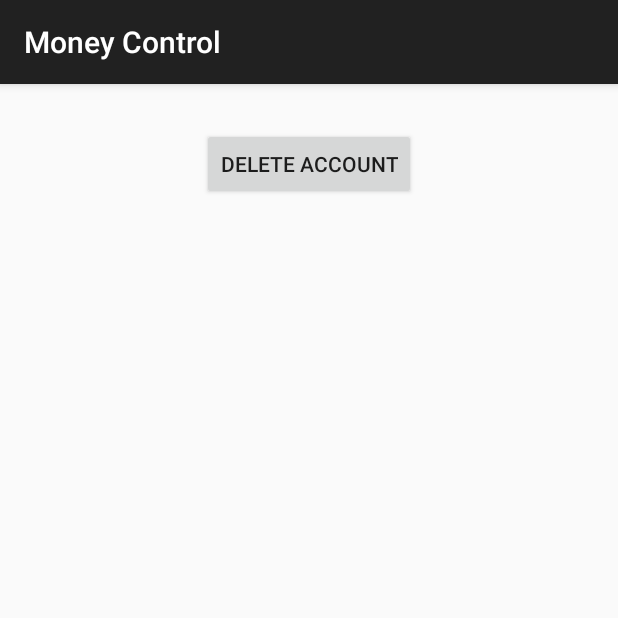
After one commit to WilliamAvila/Money-Control, an Android app: the AccountInfoActivity screen opened directly, with no data from a screen before it, on a phone screen of 412 x 824 dp, the top half of it. The commit adds this screen. Run offline under Robolectric (Android 15) with nearby library versions, the phone set to English and light mode, and no system bars.

Commit message:
Showing Account Info

```diff
--- a/app/src/main/AndroidManifest.xml
+++ b/app/src/main/AndroidManifest.xml
@@ -30,6 +30,7 @@
         <activity android:name=".IngresosPorCategoria"></activity>
         <activity android:name=".IngresosPorDia"></activity>
         <activity android:name=".IngresosPorMes"></activity>
+        <activity android:name=".AccountInfoActivity"></activity>
     </application>
 
 </manifest>
--- /dev/null
+++ b/app/src/main/java/com/example/william/moneycontrol/AccountInfoActivity.java
@@ -0,0 +1,32 @@
+package com.example.william.moneycontrol;
+
+
+import android.content.Intent;
+import android.os.Bundle;
+import android.support.v7.app.ActionBar;
+import android.support.v7.app.ActionBarActivity;
+import android.widget.TextView;
+
+/**
+ * Created by william on 2/25/15.
+ */
+public class AccountInfoActivity extends ActionBarActivity {
+
+
+        ActionBar actionBar;
+
+        public void onCreate(Bundle savedInstanceState){
+            super.onCreate(savedInstanceState);
+            setContentView(R.layout.account_info);
+
+            Intent i = getIntent();
+            // Receiving the Data
+            String name = i.getStringExtra("Id");
+
+            TextView tv = (TextView)findViewById(R.id.txtViewIdCuenta);
+            tv.setText(name);
+        }
+
+
+
+}
--- a/app/src/main/java/com/example/william/moneycontrol/CuentasFragment.java
+++ b/app/src/main/java/com/example/william/moneycontrol/CuentasFragment.java
@@ -5,12 +5,14 @@ import android.content.Intent;
 import android.database.Cursor;
 import android.database.sqlite.SQLiteDatabase;
 import android.os.Bundle;
+import android.util.Log;
 import android.view.LayoutInflater;
 import android.view.View;
 import android.view.ViewGroup;
 import android.widget.AdapterView;
 import android.widget.ImageButton;
 import android.widget.ListView;
+import android.widget.TextView;
 
 import java.util.ArrayList;
 
@@ -41,7 +43,7 @@ public class CuentasFragment extends Fragment {
         });
 
         ArrayList<AccountItem> cuentas = GetlistAccounts();
-        ListView lv = (ListView)rootView.findViewById(R.id.listViewLpsAccounts);
+        final ListView lv = (ListView)rootView.findViewById(R.id.listViewLpsAccounts);
 
         lv.setAdapter(new ListViewAccountAdapter(getActivity().getApplicationContext(), cuentas));
 
@@ -49,12 +51,20 @@ public class CuentasFragment extends Fragment {
             @Override
             public void onItemClick(AdapterView<?> parent, View view, int position,
                                     long id) {
-                Intent nextScreen = new Intent(getActivity().getApplicationContext(), CreateAccountActivity.class);
+                Intent nextScreen = new Intent(getActivity().getApplicationContext(), AccountInfoActivity.class);
+                Log.e("hello", parent.getAdapter().getItem(position).toString());
+
+                registerForContextMenu(lv);
+                lv.showContextMenu();
+
+                TextView tv = (TextView) view.findViewById(R.id.txtViewNumeroCuenta);
+                nextScreen.putExtra("Id",tv.getText().toString());
+                startActivity(nextScreen);
+            }
+
+        });
 
 
-                startActivity(nextScreen);
-            }
-        });
 
         return rootView;
 
--- /dev/null
+++ b/app/src/main/res/layout/account_info.xml
@@ -0,0 +1,20 @@
+<?xml version="1.0" encoding="utf-8"?>
+<LinearLayout xmlns:android="http://schemas.android.com/apk/res/android"
+    android:orientation="vertical" android:layout_width="match_parent"
+    android:layout_height="match_parent">
+
+    <TextView
+        android:layout_width="wrap_content"
+        android:layout_height="wrap_content"
+        android:textAppearance="?android:attr/textAppearanceLarge"
+        android:id="@+id/txtViewIdCuenta"
+        android:layout_gravity="center_horizontal" />
+
+    <Button
+        style="?android:attr/buttonStyleSmall"
+        android:layout_width="wrap_content"
+        android:layout_height="wrap_content"
+        android:text="Delete Account"
+        android:id="@+id/buttonDelete"
+        android:layout_gravity="center_horizontal" />
+</LinearLayout>
```
Also changed, not shown: 3 other files.
